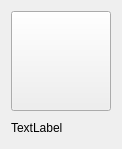
The window that lib/common/classbutton.ui (Li-Yaosong/BuffetMealsSystem) describes before a commit, drawn with Qt 5.
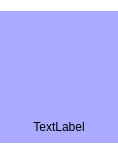
The same window after the commit.

```diff
--- a/lib/common/classbutton.ui
+++ b/lib/common/classbutton.ui
@@ -6,14 +6,59 @@
    <rect>
     <x>0</x>
     <y>0</y>
-    <width>122</width>
+    <width>100</width>
     <height>149</height>
    </rect>
   </property>
+  <property name="minimumSize">
+   <size>
+    <width>0</width>
+    <height>0</height>
+   </size>
+  </property>
+  <property name="maximumSize">
+   <size>
+    <width>16777215</width>
+    <height>16777215</height>
+   </size>
+  </property>
   <property name="windowTitle">
    <string>Form</string>
   </property>
+  <property name="styleSheet">
+   <string notr="true">background-color: rgb(255, 255, 255);</string>
+  </property>
   <layout class="QVBoxLayout" name="verticalLayout">
+   <property name="spacing">
+    <number>0</number>
+   </property>
+   <property name="leftMargin">
+    <number>0</number>
+   </property>
+   <property name="rightMargin">
+    <number>0</number>
+   </property>
+   <item>
+    <widget class="QWidget" name="widget" native="true">
+     <property name="styleSheet">
+      <string notr="true">QWidget#widget{background-color: rgb(170, 170, 255);}</string>
+     </property>
+     <layout class="QHBoxLayout" name="horizontalLayout">
+      <property name="spacing">
+       <number>0</number>
+      </property>
+      <property name="leftMargin">
+       <number>0</number>
+      </property>
+      <property name="topMargin">
+       <number>0</number>
+      </property>
+      <property name="rightMargin">
+       <number>0</number>
+      </property>
+      <property name="bottomMargin">
+       <number>0</number>
+      </property>
    <item>
     <widget class="QPushButton" name="pushButton">
      <property name="minimumSize">
@@ -28,16 +73,49 @@
        <height>100</height>
       </size>
      </property>
+        <property name="styleSheet">
+         <string notr="true"/>
+        </property>
      <property name="text">
       <string/>
      </property>
-    </widget>
-   </item>
+        <property name="flat">
+         <bool>true</bool>
+        </property>
+       </widget>
+      </item>
+     </layout>
+    </widget>
+   </item>
+   <item>
+    <widget class="QWidget" name="widget_2" native="true">
+     <property name="styleSheet">
+      <string notr="true">background-color: rgb(170, 170, 255);</string>
+     </property>
+     <layout class="QHBoxLayout" name="horizontalLayout_2">
    <item>
     <widget class="QLabel" name="label">
+        <property name="minimumSize">
+         <size>
+          <width>100</width>
+          <height>0</height>
+         </size>
+        </property>
+        <property name="maximumSize">
+         <size>
+          <width>100</width>
+          <height>16777215</height>
+         </size>
+        </property>
      <property name="text">
       <string>TextLabel</string>
      </property>
+        <property name="alignment">
+         <set>Qt::AlignCenter</set>
+        </property>
+       </widget>
+      </item>
+     </layout>
     </widget>
    </item>
   </layout>
```
Lines whose indentation alone changed are shown as unchanged.
